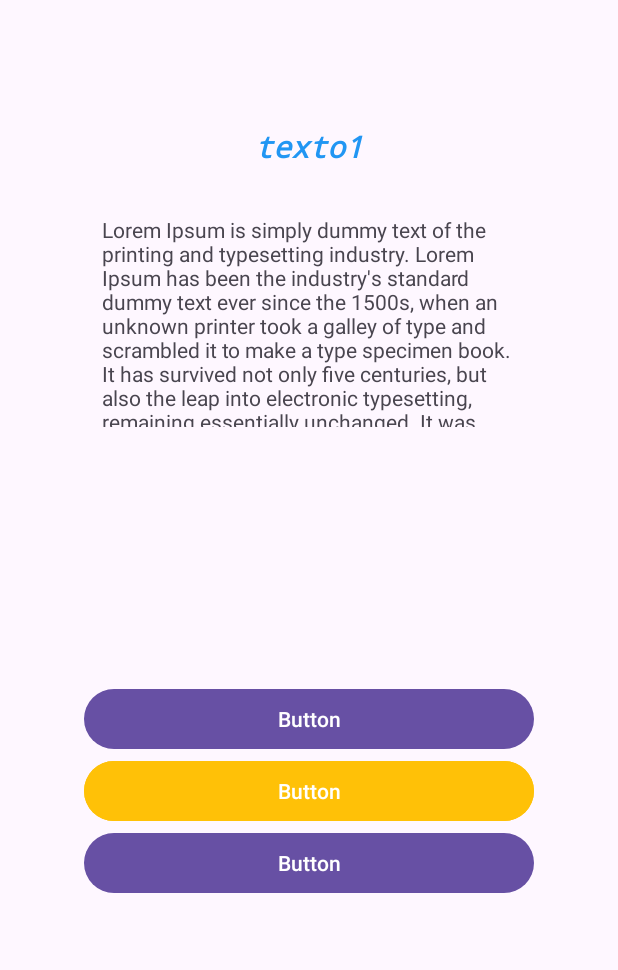
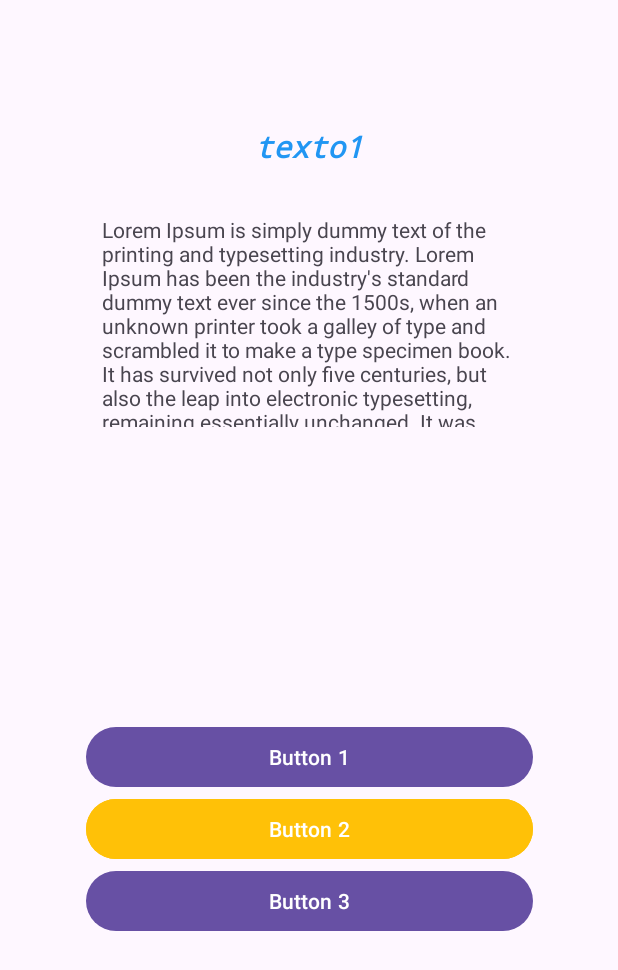
Before and after one commit to 2025-1-1TEL05-AppsIot/Clase1, an Android app: the screen it shows after launch (MainActivity), on a phone screen of 412 x 824 dp. Shown: the top 970 px of the screen. Run offline under Robolectric (Android 15) with nearby library versions, the light colour scheme and no system bars.

Commit message:
Se modifica el diseño.

```diff
--- a/app/src/main/res/layout/activity_main.xml
+++ b/app/src/main/res/layout/activity_main.xml
@@ -44,8 +44,8 @@
     </ScrollView>
 
     <LinearLayout
-        android:layout_width="300dp"
-        android:layout_height="200dp"
+        android:layout_width="298dp"
+        android:layout_height="150dp"
         android:layout_marginTop="2dp"
         android:orientation="vertical"
         app:layout_constraintBottom_toBottomOf="parent"
@@ -57,20 +57,20 @@
             android:id="@+id/button"
             android:layout_width="match_parent"
             android:layout_height="wrap_content"
-            android:text="Button" />
+            android:text="Button 1" />
 
         <Button
             android:id="@+id/button2"
             android:layout_width="match_parent"
             android:layout_height="wrap_content"
             android:backgroundTint="#FFC107"
-            android:text="Button" />
+            android:text="Button 2" />
 
         <Button
             android:id="@+id/button3"
             android:layout_width="match_parent"
             android:layout_height="wrap_content"
-            android:text="Button" />
+            android:text="Button 3" />
     </LinearLayout>
 
 </androidx.constraintlayout.widget.ConstraintLayout>
```
